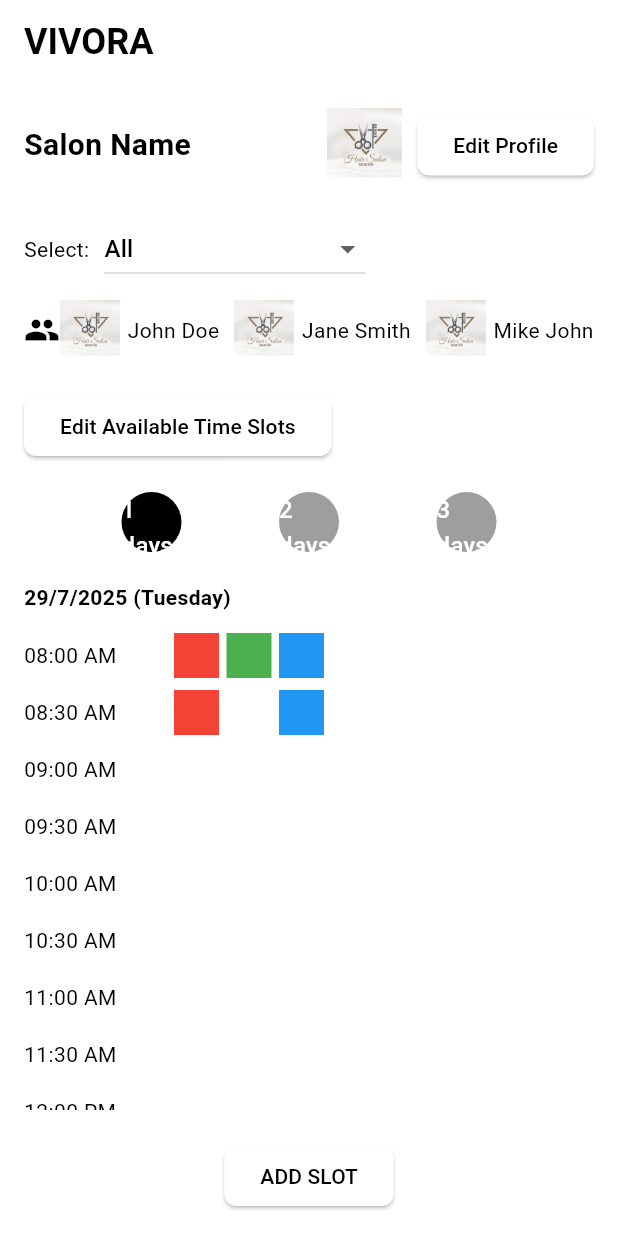
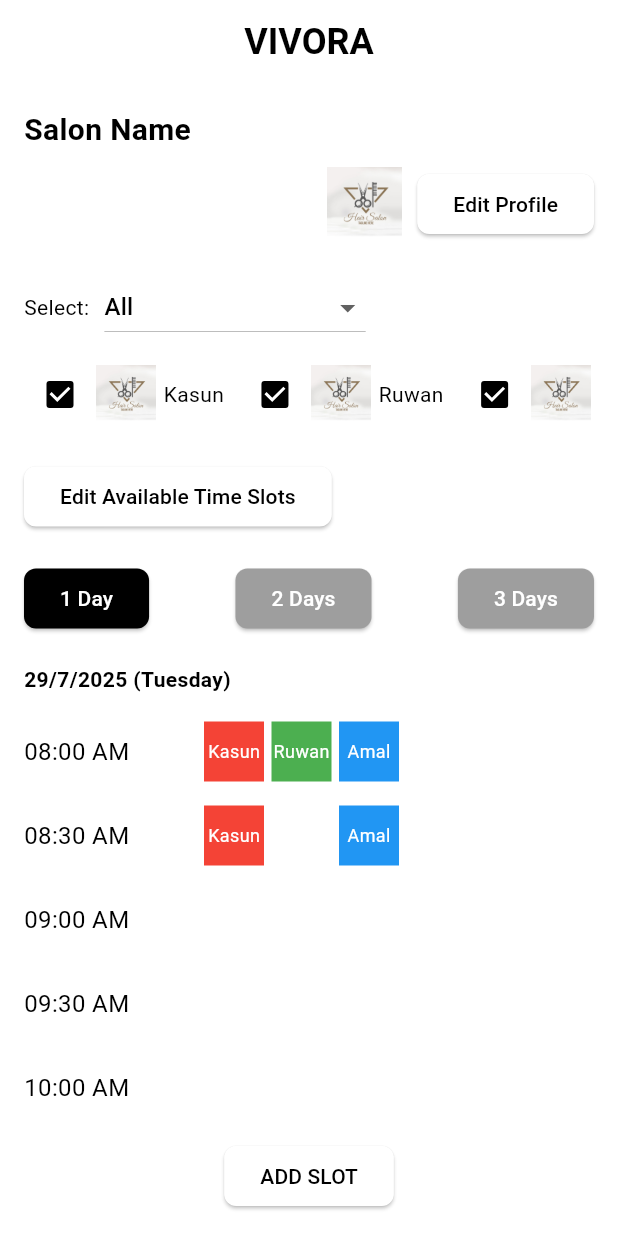
Before and after one commit to jayasinghesasmitha/Vivora-Mobile-app, a Flutter app: the TimeScheduleScreen screen opened directly, on a phone screen of 412 x 824 dp. Run offline on Flutter 3.47's test engine with Material 3 defaults, Android fonts, the phone set to English and light mode, and no system bars; our stand-ins replace cloud_firestore, firebase_auth, firebase_core, flutter_dotenv, flutter_map, geolocator and 2 more; accounts and stored records are empty.

Commit message:
Update time_schedule.dart

```diff
--- a/salon_app/lib/screens/time_schedule.dart
+++ b/salon_app/lib/screens/time_schedule.dart
@@ -13,9 +13,9 @@ class TimeScheduleScreen extends StatefulWidget {
 class _TimeScheduleScreenState extends State<TimeScheduleScreen> {
   String selectedOption = 'All';
   final List<Map<String, dynamic>> employees = [
-    {'name': 'John Doe', 'image': 'images/salon_image.jpg'},
-    {'name': 'Jane Smith', 'image': 'images/salon_image.jpg'},
-    {'name': 'Mike Johnson', 'image': 'images/salon_image.jpg'},
+    {'name': 'Kasun', 'image': 'images/salon_image.jpg'},
+    {'name': 'Ruwan', 'image': 'images/salon_image.jpg'},
+    {'name': 'Amal', 'image': 'images/salon_image.jpg'},
   ];
   int selectedDays = 1;
   final List<DateTime> days = [
@@ -35,6 +35,7 @@ class _TimeScheduleScreenState extends State<TimeScheduleScreen> {
       {'time': '10:00 AM', 'employees': [true, true, false]},
     ],
   };
+  Set<String> selectedEmployees = {'Kasun', 'Ruwan', 'Amal'};
 
   @override
   Widget build(BuildContext context) {
@@ -43,6 +44,7 @@ class _TimeScheduleScreenState extends State<TimeScheduleScreen> {
         title: const Text('VIVORA', style: TextStyle(color: Colors.black, fontSize: 24, fontWeight: FontWeight.bold)),
         backgroundColor: Colors.white,
         elevation: 0,
+        centerTitle: true,
       ),
       backgroundColor: Colors.white,
       body: Padding(
@@ -50,11 +52,10 @@ class _TimeScheduleScreenState extends State<TimeScheduleScreen> {
         child: Column(
           crossAxisAlignment: CrossAxisAlignment.start,
           children: [
+            const Text('Salon Name', style: TextStyle(color: Colors.black, fontSize: 20, fontWeight: FontWeight.bold)),
+            const SizedBox(height: 10),
             Row(
-              mainAxisAlignment: MainAxisAlignment.spaceBetween,
-              children: [
-                const Text('Salon Name', style: TextStyle(color: Colors.black, fontSize: 20, fontWeight: FontWeight.bold)),
-                Row(
+              mainAxisAlignment: MainAxisAlignment.end,
               children: [
                 Image.asset(
                   'images/salon_image.jpg',
@@ -77,8 +78,6 @@ class _TimeScheduleScreenState extends State<TimeScheduleScreen> {
                     shape: RoundedRectangleBorder(borderRadius: BorderRadius.circular(8)),
                   ),
                   child: const Text('Edit Profile', style: TextStyle(color: Colors.black)),
-                    ),
-                  ],
                 ),
               ],
             ),
@@ -108,10 +107,22 @@ class _TimeScheduleScreenState extends State<TimeScheduleScreen> {
             SingleChildScrollView(
               scrollDirection: Axis.horizontal,
               child: Row(
+                children: employees.map((employee) => Row(
                       children: [
-                  const Icon(Icons.people, color: Colors.black),
-                  ...employees.map((employee) => Row(
-                        children: [
+                        Checkbox(
+                          value: selectedEmployees.contains(employee['name']),
+                          onChanged: (bool? value) {
+                            setState(() {
+                              if (value == true) {
+                                selectedEmployees.add(employee['name']);
+                              } else {
+                                selectedEmployees.remove(employee['name']);
+                              }
+                            });
+                          },
+                          activeColor: Colors.black,
+                          checkColor: Colors.white,
+                        ),
                         Image.asset(
                           employee['image'],
                           height: 40,
@@ -124,8 +135,7 @@ class _TimeScheduleScreenState extends State<TimeScheduleScreen> {
                         Text(employee['name'], style: const TextStyle(color: Colors.black)),
                         const SizedBox(width: 10),
                       ],
-                      )),
-                ],
+                    )).toList(),
               ),
             ),
             const SizedBox(height: 20),
@@ -144,19 +154,45 @@ class _TimeScheduleScreenState extends State<TimeScheduleScreen> {
             ),
             const SizedBox(height: 20),
             Row(
-              mainAxisAlignment: MainAxisAlignment.spaceEvenly,
-              children: [1, 2, 3].map((dayCount) => GestureDetector(
-                    onTap: () {
+              mainAxisAlignment: MainAxisAlignment.spaceBetween,
+              children: [
+                ElevatedButton(
+                  onPressed: () {
                     setState(() {
-                        selectedDays = dayCount;
+                      selectedDays = 1;
                     });
                   },
-                    child: CircleAvatar(
-                      radius: 20,
-                      backgroundColor: selectedDays == dayCount ? Colors.black : Colors.grey,
-                      child: Text('$dayCount days', style: TextStyle(color: Colors.white)),
+                  style: ElevatedButton.styleFrom(
+                    backgroundColor: selectedDays == 1 ? Colors.black : Colors.grey,
+                    shape: RoundedRectangleBorder(borderRadius: BorderRadius.circular(8)),
                   ),
-                  )).toList(),
+                  child: const Text('1 Day', style: TextStyle(color: Colors.white)),
+                ),
+                ElevatedButton(
+                  onPressed: () {
+                    setState(() {
+                      selectedDays = 2;
+                    });
+                  },
+                  style: ElevatedButton.styleFrom(
+                    backgroundColor: selectedDays == 2 ? Colors.black : Colors.grey,
+                    shape: RoundedRectangleBorder(borderRadius: BorderRadius.circular(8)),
+                  ),
+                  child: const Text('2 Days', style: TextStyle(color: Colors.white)),
+                ),
+                ElevatedButton(
+                  onPressed: () {
+                    setState(() {
+                      selectedDays = 3;
+                    });
+                  },
+                  style: ElevatedButton.styleFrom(
+                    backgroundColor: selectedDays == 3 ? Colors.black : Colors.grey,
+                    shape: RoundedRectangleBorder(borderRadius: BorderRadius.circular(8)),
+                  ),
+                  child: const Text('3 Days', style: TextStyle(color: Colors.white)),
+                ),
+              ],
             ),
             const SizedBox(height: 20),
             Expanded(
@@ -177,22 +213,30 @@ class _TimeScheduleScreenState extends State<TimeScheduleScreen> {
                         final time = '${startHour.toString().padLeft(2, '0')}:${startMin.toString().padLeft(2, '0')} ${startHour < 12 ? 'AM' : 'PM'}';
                         final slot = slots.firstWhere((s) => s['time'] == time, orElse: () => {'time': time, 'employees': [false, false, false]});
                         return Padding(
-                          padding: const EdgeInsets.symmetric(vertical: 4.0),
+                          padding: const EdgeInsets.symmetric(vertical: 8.0),
                           child: Row(
                             children: [
                               SizedBox(
-                                width: 100,
-                                child: Text(slot['time'], style: const TextStyle(color: Colors.black)),
+                                width: 120,
+                                child: Text(slot['time'], style: const TextStyle(color: Colors.black, fontSize: 16)),
                               ),
                               ...List.generate(3, (empIndex) {
-                                final color = slot['employees'][empIndex]
+                                final employeeName = ['Kasun', 'Ruwan', 'Amal'][empIndex];
+                                final isSelected = selectedEmployees.contains(employeeName);
+                                final isAvailable = slot['employees'][empIndex] && isSelected;
+                                final color = isAvailable
                                     ? [Colors.red, Colors.green, Colors.blue][empIndex]
                                     : Colors.white;
                                 return Container(
-                                  width: 30,
-                                  height: 30,
+                                  width: 40,
+                                  height: 40,
                                   color: color,
                                   margin: const EdgeInsets.only(right: 5),
+                                  child: Center(
+                                    child: isAvailable
+                                        ? Text(employeeName, style: const TextStyle(color: Colors.white, fontSize: 12))
+                                        : null,
+                                  ),
                                 );
                               }),
                             ],
```
Lines whose indentation alone changed are shown as unchanged.
